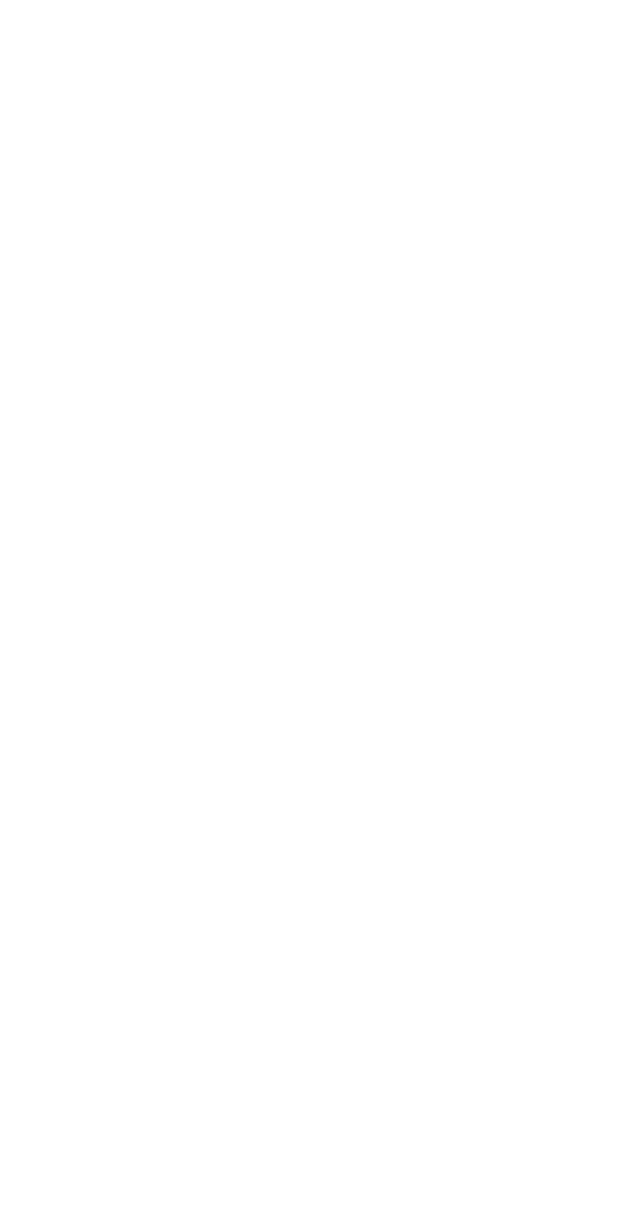
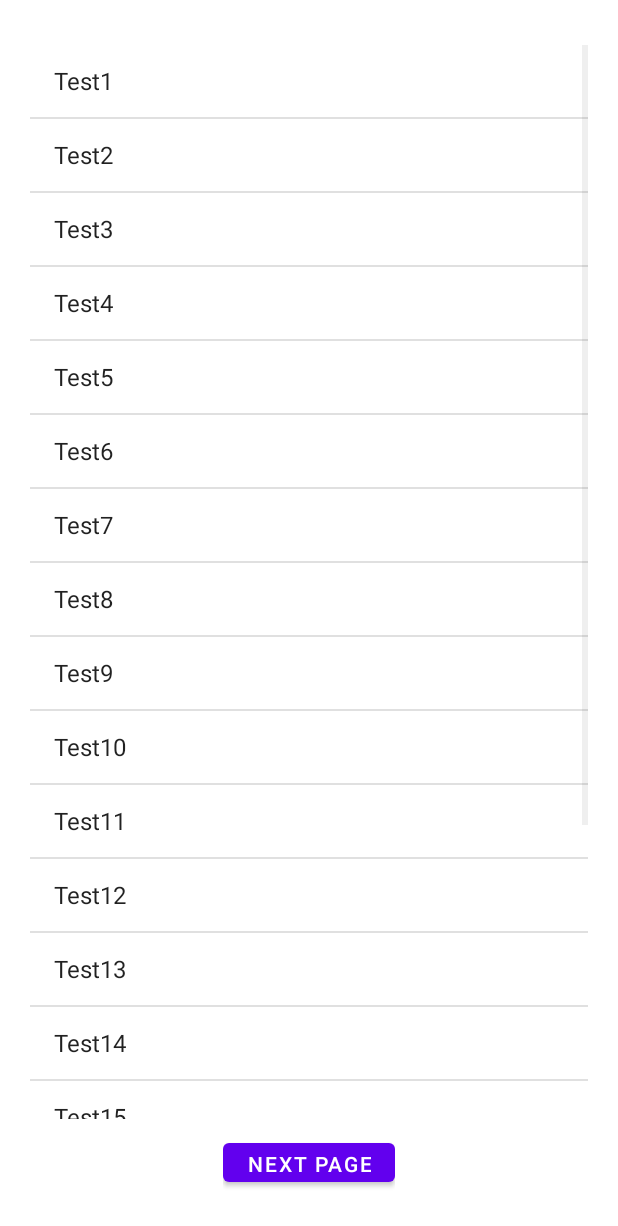
Before and after one commit to guresberat/MyWidget-LayoutExercise, an Android app: the ThirdPage screen opened directly, with no data from a screen before it, on a phone screen of 412 x 824 dp. Before the commit the part shown is empty. Shown: the top 1226 px of the screen. Run offline under Robolectric (Android 15) with nearby library versions, the phone set to English and light mode, and no system bars.

Commit message:
Third Page Finished

```diff
--- a/app/src/main/AndroidManifest.xml
+++ b/app/src/main/AndroidManifest.xml
@@ -18,6 +18,7 @@
         </activity>
         <activity android:name=".SecondPage"/>
         <activity android:name=".ThirdPage"/>
+        <activity android:name=".FourthPage"/>
     </application>
 
 </manifest>
--- a/app/src/main/java/com/example/mywidgetlayoutexercise/ThirdPage.kt
+++ b/app/src/main/java/com/example/mywidgetlayoutexercise/ThirdPage.kt
@@ -2,17 +2,60 @@ package com.example.mywidgetlayoutexercise
 
 import android.content.Intent
 import android.os.Bundle
-import android.widget.ArrayAdapter
-import android.widget.Button
-import android.widget.Spinner
+import android.widget.*
 import androidx.appcompat.app.AppCompatActivity
 
 class ThirdPage : AppCompatActivity() {
+    lateinit var listView: ListView
+    lateinit var button: Button
 
     override fun onCreate(savedInstanceState: Bundle?) {
         super.onCreate(savedInstanceState)
         setContentView(R.layout.activity_third)
 
+        listView = findViewById(R.id.listview)
+        button = findViewById(R.id.third_page_button)
+
+        val names = arrayOf(
+            "Test1",
+            "Test2",
+            "Test3",
+            "Test4",
+            "Test5",
+            "Test6",
+            "Test7",
+            "Test8",
+            "Test9",
+            "Test10",
+            "Test11",
+            "Test12",
+            "Test13",
+            "Test14",
+            "Test15",
+            "Test16",
+            "Test17",
+            "Test18",
+            "Test19",
+            "Test20"
+        )
+        val arrayAdapter: ArrayAdapter<String> = ArrayAdapter(
+            this, android.R.layout.simple_list_item_1, names
+        )
+        listView.adapter = arrayAdapter
+
+        listView.setOnItemClickListener { adapterView, view, i, l ->
+            Toast.makeText(
+                this,
+                "Item Selected " + names[i],
+                Toast.LENGTH_LONG
+            ).show()
+        }
+
+        button.setOnClickListener {
+            val intent = Intent(this, FourthPage::class.java)
+            startActivity(intent)
+            finish()
+        }
 
     }
 }
--- a/app/src/main/res/layout/activity_third.xml
+++ b/app/src/main/res/layout/activity_third.xml
@@ -4,17 +4,33 @@
     xmlns:tools="http://schemas.android.com/tools"
     android:layout_width="match_parent"
     android:layout_height="match_parent"
-    tools:context=".ThirdPage"
+    android:layout_marginVertical="10dp"
     android:orientation="vertical"
     android:padding="20dp"
-    android:layout_marginVertical="10dp">
+    tools:context=".ThirdPage">
 
     <ListView
         android:id="@+id/listview"
         android:layout_width="match_parent"
-        android:layout_height="wrap_content">
+        android:layout_height="wrap_content"
+        android:layout_weight="5" />
+
+    <LinearLayout
+        android:layout_width="wrap_content"
+        android:layout_height="wrap_content"
+        android:layout_gravity="center"
+        android:layout_weight="1"
+        android:orientation="vertical">
+
+        <Button
+            android:id="@+id/third_page_button"
+            android:layout_width="wrap_content"
+            android:layout_height="wrap_content"
+            android:layout_marginTop="10dp"
+            android:gravity="center"
+            android:text="@string/main_end" />
+
+    </LinearLayout>
 
 
-    </ListView>
-
 </LinearLayout>
```
Also changed, not shown: app/src/main/java/com/example/mywidgetlayoutexercise/FourthPage.kt (added, +27 -0 lines), app/src/main/res/layout/activity_fourth.xml (added, +17 -0 lines).
